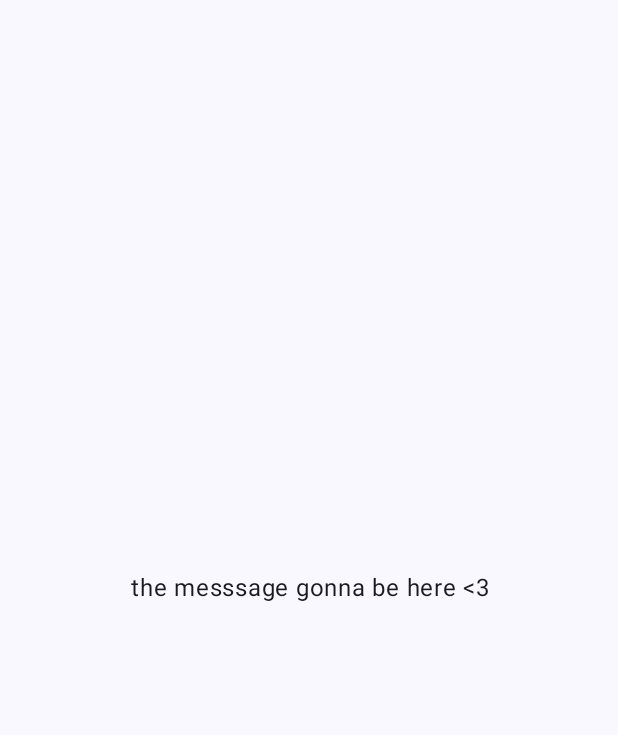
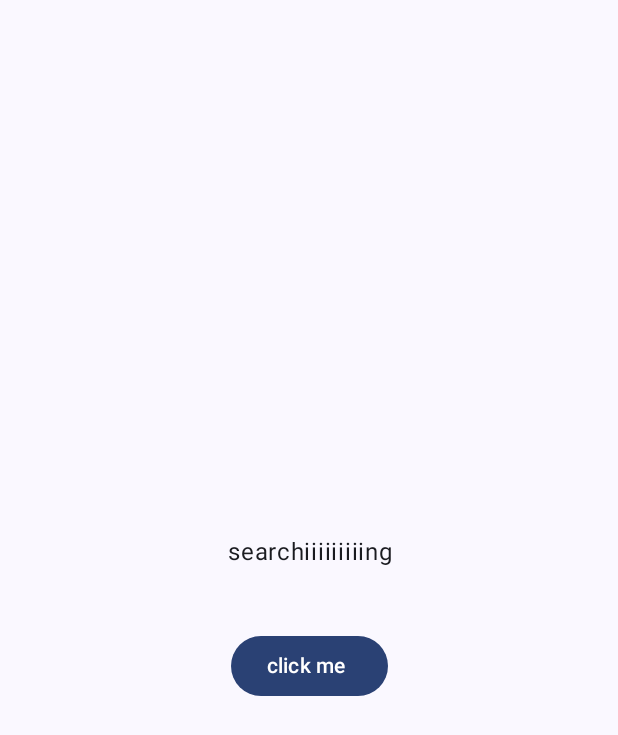
Before and after one commit to TameurMerad/notyScan, an Android app built with Jetpack Compose: the screen it shows after launch (MainActivity), on a phone screen of 412 x 824 dp. Shown: the top 735 px of the screen. Run offline under Robolectric (Android 15) with nearby library versions, the phone set to English and light mode, and no system bars; 2 statements that could not run were skipped.

```diff
--- a/app/src/main/java/com/example/notyscan/MainActivity.kt
+++ b/app/src/main/java/com/example/notyscan/MainActivity.kt
@@ -5,7 +5,11 @@ import android.content.Intent
 import android.content.IntentFilter
 import android.nfc.NdefMessage
 import android.nfc.NfcAdapter
+import android.nfc.Tag
+import android.os.Build
 import android.os.Bundle
+import android.util.Log
+import android.widget.Toast
 import androidx.activity.ComponentActivity
 import androidx.activity.compose.setContent
 import androidx.compose.foundation.layout.Arrangement
@@ -34,21 +38,85 @@ class MainActivity : ComponentActivity() {
     private val messageText = mutableStateOf("the messsage gonna be here <3")
     private var nfcAdapter: NfcAdapter? = null
 
+
+
+
+
+
+
+    private fun enableNfc() {
+        if (!nfcAdapter?.isEnabled!!) {
+            messageText.value = "cha3l nfc"
+        } else {
+            messageText.value = "searchiiiiiiiiing"
+        }
+    }
+
+
+
+
+
+
+
+
     override fun onNewIntent(intent: Intent?) {
         super.onNewIntent(intent)
-        receiveNfcMsg(intent)
+//            receiveNfcMsg(intent)
+        if (intent?.action == NfcAdapter.ACTION_TAG_DISCOVERED) {
+            val tag = if (Build.VERSION.SDK_INT >= Build.VERSION_CODES.TIRAMISU) {
+                intent.getParcelableExtra(NfcAdapter.EXTRA_TAG, Tag::class.java)
+            } else {
+                intent.getParcelableExtra(NfcAdapter.EXTRA_TAG)
+            }
+            tag?.id?.let {
+                val tagValue = it.toHexString()
+                Toast.makeText(this, "NFC tag detected: $tagValue", Toast.LENGTH_SHORT).show()
+                messageText.value = tagValue
+            }
+        }
 
+
+    }
+    fun ByteArray.toHexString(): String {
+        val hexChars = "0123456789ABCDEF"
+        val result = StringBuilder(size * 2)
+
+        map { byte ->
+            val value = byte.toInt()
+            val hexChar1 = hexChars[value shr 4 and 0x0F]
+            val hexChar2 = hexChars[value and 0x0F]
+            result.append(hexChar1)
+            result.append(hexChar2)
+        }
+
+        return result.toString()
     }
 
     override fun onResume() {
         super.onResume()
-        enableForegroundDispatch(this,this.nfcAdapter)
-        receiveNfcMsg(intent)
+//        enableForegroundDispatch(this,NfcAdapter.getDefaultAdapter(this))
+//        receiveNfcMsg(intent)
+        val nfcAdapter = NfcAdapter.getDefaultAdapter(this)
+        val pendingIntent = PendingIntent.getActivity(
+            this, 0, Intent(this, javaClass).addFlags(Intent.FLAG_ACTIVITY_SINGLE_TOP),
+            PendingIntent.FLAG_IMMUTABLE
+        )
+        val intentFilters = arrayOf<IntentFilter>(
+            IntentFilter(NfcAdapter.ACTION_NDEF_DISCOVERED),
+            IntentFilter(NfcAdapter.ACTION_TAG_DISCOVERED),
+            IntentFilter(NfcAdapter.ACTION_TECH_DISCOVERED)
+        )
+        nfcAdapter.enableForegroundDispatch(this, pendingIntent, intentFilters, null)
     }
+
+
+
+
+
 
     override fun onPause() {
         super.onPause()
-        disableForegroundDispatch(this,this.nfcAdapter)
+        NfcAdapter.getDefaultAdapter(this).disableForegroundDispatch(this)
     }
 
 
@@ -60,7 +128,8 @@ class MainActivity : ComponentActivity() {
         val intent = Intent(activity.applicationContext, activity.javaClass)
         intent.flags = Intent.FLAG_ACTIVITY_SINGLE_TOP
 
-        val pendingIntent = PendingIntent.getActivity(activity.applicationContext, 0, intent, 0)
+        val pendingIntent = PendingIntent.getActivity(activity.applicationContext, 0, intent,
+            PendingIntent.FLAG_IMMUTABLE)
 
         val filters = arrayOfNulls<IntentFilter>(1)
         val techList = arrayOf<Array<String>>()
@@ -75,24 +144,29 @@ class MainActivity : ComponentActivity() {
                 throw RuntimeException("Check your MIME type")
             }
         }
-
         adapter?.enableForegroundDispatch(activity, pendingIntent, filters, techList)
     }
 
-    private fun disableForegroundDispatch(activity: ComponentActivity, adapter: NfcAdapter?) {
-        adapter?.disableForegroundDispatch(activity)
-    }
 
-     private fun receiveNfcMsg(intent: Intent?) {
-        val action = intent?.action
-        if (NfcAdapter.ACTION_NDEF_DISCOVERED == action) {
-            val parcelables = intent.getParcelableArrayExtra(NfcAdapter.EXTRA_NDEF_MESSAGES)
+
+     private fun receiveNfcMsg(intent: Intent) {
+         Log.d("testdzbzb", "hhhhhhhhhhhhhhhhhhh")
+        messageText.value = "rah yssearchi"
+        val action = intent.action
+         messageText.value = "rah yssearchi2"
+
+         if (NfcAdapter.ACTION_NDEF_DISCOVERED == action) {
+
+             messageText.value = "rah yssearchi444 gae"
+
+             val parcelables = intent.getParcelableArrayExtra(NfcAdapter.EXTRA_NDEF_MESSAGES)
             with(parcelables) {
                 val inNdefMessage = this?.get(0) as NdefMessage
                 val inNdefRecords = inNdefMessage.records
                 val ndefRecord_0 = inNdefRecords[0]
 
                 val inMessage = String(ndefRecord_0.payload)
+                Log.d("testdzbzb", "hhhhhhhhhhhhhhhhhhh2")
                 messageText.value = inMessage
             }
         }
@@ -100,8 +174,9 @@ class MainActivity : ComponentActivity() {
 
     override fun onCreate(savedInstanceState: Bundle?) {
         super.onCreate(savedInstanceState)
-        this.nfcAdapter = NfcAdapter.getDefaultAdapter(this)?.let { it }
+        nfcAdapter = NfcAdapter.getDefaultAdapter(this)
 
+        enableNfc()
 
         setContent {
             NotyScanTheme {
@@ -117,9 +192,9 @@ class MainActivity : ComponentActivity() {
                     ) {
                         Text(text = messageText.value, Modifier.fillMaxWidth(), textAlign = TextAlign.Center)
                         Spacer(modifier = Modifier.height(40.dp))
-//                        Button(onClick = {}) {
-//                            Text(text = "click me ")
-//                        }
+                        Button(onClick = {onNewIntent(intent)}) {
+                            Text(text = "click me ")
+                        }
 
                     }
 
@@ -129,6 +204,7 @@ class MainActivity : ComponentActivity() {
         }
     }
 }
+
 
 @Composable
 fun Greeting(name: String, modifier: Modifier = Modifier) {
```
Also changed, not shown: app/src/main/res/xml/nfc_tech_filter.xml (added, +14 -0 lines).
